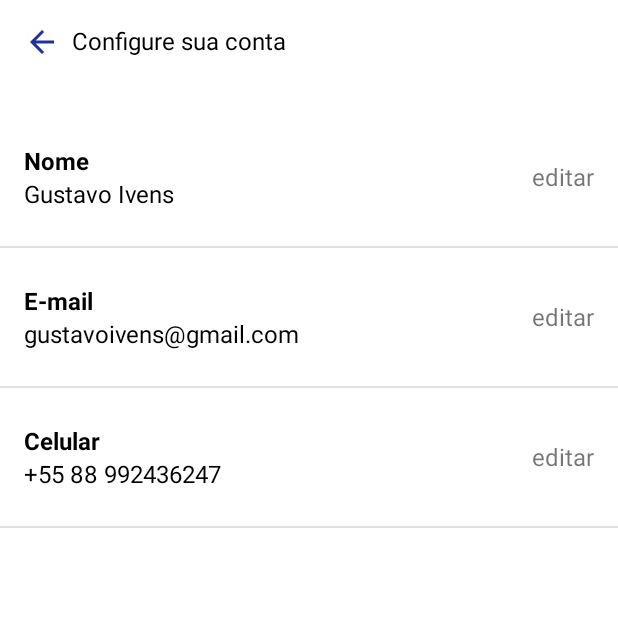
After one commit to ivensgustavo/lavandery, an Android app: the AccountSettings screen opened directly, with no data from a screen before it, on a phone screen of 412 x 824 dp, the top half of it. The commit adds this screen. Run offline under Robolectric (Android 15) with nearby library versions, the phone set to English and light mode, and no system bars.

Commit message:
Create account settings activity

```diff
--- a/app/src/main/AndroidManifest.xml
+++ b/app/src/main/AndroidManifest.xml
@@ -9,6 +9,9 @@
         android:roundIcon="@mipmap/ic_launcher_round"
         android:supportsRtl="true"
         android:theme="@style/Theme.Lavandery">
+        <activity
+            android:name=".AccountSettings"
+            android:exported="true" />
         <activity
             android:name=".ConsumerPreferencesActivity"
             android:exported="true" />
--- /dev/null
+++ b/app/src/main/java/dadm/quixada/ufc/lavandery/AccountSettings.kt
@@ -0,0 +1,30 @@
+package dadm.quixada.ufc.lavandery
+
+import androidx.appcompat.app.AppCompatActivity
+import android.os.Bundle
+import android.widget.ListView
+import dadm.quixada.ufc.lavandery.adapters.AccountSettingAdapter
+import dadm.quixada.ufc.lavandery.internalModels.AccountSetting
+
+class AccountSettings : AppCompatActivity() {
+    override fun onCreate(savedInstanceState: Bundle?) {
+        super.onCreate(savedInstanceState)
+        setContentView(R.layout.activity_account_settings)
+
+        val accountSettingsList: ArrayList<AccountSetting> = this.populateAccountSettingsList()
+        val accountSettingsListView: ListView = findViewById(R.id.account_settings_list_view)
+        val accountSettingsAdapter = AccountSettingAdapter(this, accountSettingsList)
+
+        accountSettingsListView.adapter = accountSettingsAdapter
+    }
+
+    private fun populateAccountSettingsList(): ArrayList<AccountSetting> {
+        val list: ArrayList<AccountSetting> = ArrayList()
+
+        list.add(AccountSetting("Nome", "Gustavo Ivens"))
+        list.add(AccountSetting("E-mail", "gustavoivens@gmail.com"))
+        list.add(AccountSetting("Celular", "+55 88 992436247"))
+
+        return list
+    }
+}
--- /dev/null
+++ b/app/src/main/java/dadm/quixada/ufc/lavandery/adapters/AccountSettingAdapter.kt
@@ -0,0 +1,29 @@
+package dadm.quixada.ufc.lavandery.adapters
+
+import android.app.Activity
+import android.view.LayoutInflater
+import android.view.View
+import android.view.ViewGroup
+import android.widget.ArrayAdapter
+import android.widget.TextView
+import dadm.quixada.ufc.lavandery.R
+import dadm.quixada.ufc.lavandery.internalModels.AccountSetting
+import dadm.quixada.ufc.lavandery.internalModels.ConsumerPreference
+
+class AccountSettingAdapter(private val context: Activity, private val arrayList: ArrayList<AccountSetting>):
+    ArrayAdapter<AccountSetting>(context, R.layout.account_settings_list_item ,arrayList) {
+
+        override fun getView(position: Int, convertView: View?, parent: ViewGroup): View {
+            val inflater: LayoutInflater = LayoutInflater.from(context)
+            val view: View = inflater.inflate(R.layout.account_settings_list_item, null)
+
+            val accountSetting: AccountSetting = arrayList[position]
+            val accountSettingName: TextView = view.findViewById(R.id.account_setting_name)
+            val accountSettingValue: TextView = view.findViewById(R.id.account_setting_value)
+
+            accountSettingName.text = accountSetting.name
+            accountSettingValue.text = accountSetting.value
+
+            return view
+        }
+}
--- a/app/src/main/java/dadm/quixada/ufc/lavandery/fragments/SettingsFragment.kt
+++ b/app/src/main/java/dadm/quixada/ufc/lavandery/fragments/SettingsFragment.kt
@@ -9,6 +9,7 @@ import android.view.View
 import android.view.ViewGroup
 import android.widget.ListView
 import android.widget.Toast
+import dadm.quixada.ufc.lavandery.AccountSettings
 import dadm.quixada.ufc.lavandery.ConsumerPreferencesActivity
 import dadm.quixada.ufc.lavandery.R
 import dadm.quixada.ufc.lavandery.adapters.SettingsAdapter
@@ -40,7 +41,8 @@ class SettingsFragment : Fragment() {
         listView.setOnItemClickListener { adapterView, view, itemPosition, l ->
             when(itemPosition) {
                 0 -> openNewSettingGroup(ConsumerPreferencesActivity())
-                else -> Toast.makeText(context, "Ainda não implementado", Toast.LENGTH_SHORT).show()
+                1 -> openNewSettingGroup(AccountSettings())
+                else-> Toast.makeText(context, "Ainda não implementado", Toast.LENGTH_SHORT).show()
             }
         }
     }
--- /dev/null
+++ b/app/src/main/java/dadm/quixada/ufc/lavandery/internalModels/AccountSetting.kt
@@ -0,0 +1,4 @@
+package dadm.quixada.ufc.lavandery.internalModels
+
+class AccountSetting(var name: String, var value: String) {
+}
--- /dev/null
+++ b/app/src/main/res/layout/account_settings_list_item.xml
@@ -0,0 +1,47 @@
+<?xml version="1.0" encoding="utf-8"?>
+<LinearLayout xmlns:android="http://schemas.android.com/apk/res/android"
+    android:orientation="vertical"
+    android:layout_width="match_parent"
+    android:layout_height="match_parent"
+    android:paddingStart="16dp"
+    android:paddingTop="24dp"
+    android:paddingEnd="16dp"
+    android:paddingBottom="24dp">
+
+    <RelativeLayout
+        android:layout_width="match_parent"
+        android:layout_height="wrap_content">
+        <LinearLayout
+            android:layout_width="match_parent"
+            android:layout_height="wrap_content"
+            android:orientation="vertical">
+            <TextView
+                android:id="@+id/account_setting_name"
+                android:layout_width="wrap_content"
+                android:layout_height="wrap_content"
+                android:textColor="@color/black"
+                android:textSize="16sp"
+                android:textStyle="bold"
+                android:text="Setting Name"/>
+            <TextView
+                android:id="@+id/account_setting_value"
+                android:layout_width="wrap_content"
+                android:layout_height="wrap_content"
+                android:textColor="@color/black"
+                android:textSize="16sp"
+                android:text="Setting value"/>
+        </LinearLayout>
+
+        <TextView
+            android:id="@+id/open_account_setting_button"
+            android:layout_width="wrap_content"
+            android:layout_height="wrap_content"
+            android:layout_centerInParent="true"
+            android:layout_alignParentEnd="true"
+            android:textSize="16sp"
+            android:text="@string/open_account_setting_label">
+
+        </TextView>
+    </RelativeLayout>
+
+</LinearLayout>
--- /dev/null
+++ b/app/src/main/res/layout/activity_account_settings.xml
@@ -0,0 +1,33 @@
+<?xml version="1.0" encoding="utf-8"?>
+<LinearLayout xmlns:android="http://schemas.android.com/apk/res/android"
+    xmlns:app="http://schemas.android.com/apk/res-auto"
+    xmlns:tools="http://schemas.android.com/tools"
+    android:layout_width="match_parent"
+    android:layout_height="match_parent"
+    android:orientation="vertical"
+    tools:context=".AccountSettings">
+    <LinearLayout
+        android:layout_width="match_parent"
+        android:layout_height="wrap_content"
+        android:layout_marginStart="16dp"
+        android:layout_marginTop="16dp">
+        <ImageView
+            android:layout_width="wrap_content"
+            android:layout_height="wrap_content"
+            android:src="@drawable/ic_arrow_back"/>
+        <TextView
+            android:layout_width="wrap_content"
+            android:layout_height="wrap_content"
+            android:layout_marginStart="8dp"
+            android:textColor="@color/black"
+            android:textSize="16sp"
+            android:text="@string/set_up_account_title"/>
+    </LinearLayout>
+
+    <ListView
+        android:id="@+id/account_settings_list_view"
+        android:layout_width="match_parent"
+        android:layout_height="match_parent"
+        android:layout_marginTop="32dp"
+        android:elevation="8dp"/>
+</LinearLayout>
--- a/app/src/main/res/values/strings.xml
+++ b/app/src/main/res/values/strings.xml
@@ -21,4 +21,6 @@
     <string name="hello_user_label">Olá,</string>
     <string name="mock_user_name_in_settings_screen">Gustavo</string>
     <string name="services_preferences_label">Preferências de serviço</string>
+    <string name="set_up_account_title">Configure sua conta</string>
+    <string name="open_account_setting_label">editar</string>
 </resources>
```
